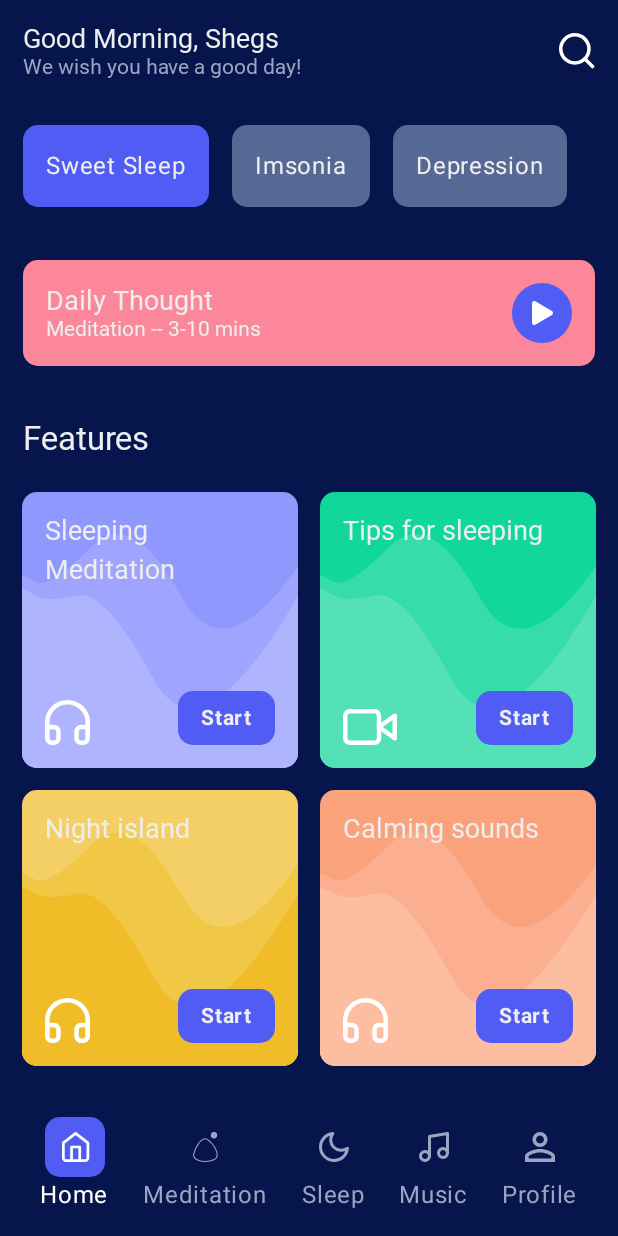
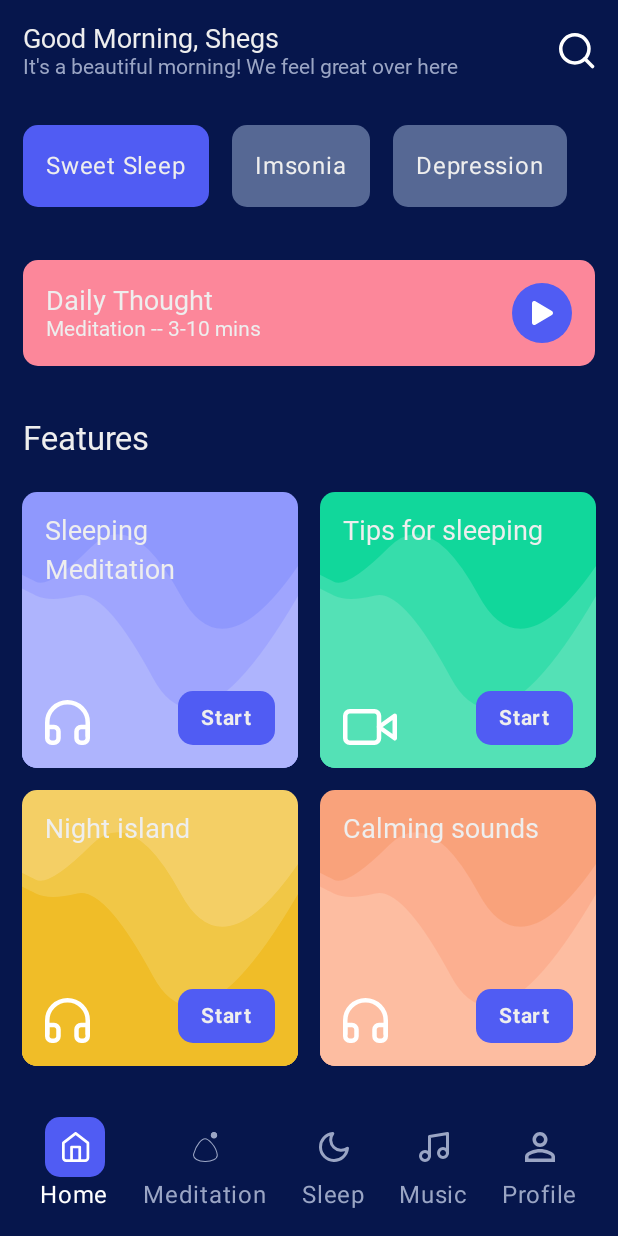
Before and after one commit to shegsbass/MedUp-Compose-UI, an Android app built with Jetpack Compose: the composable HomeScreen shown on its own in the app's theme, on a phone screen of 412 x 824 dp. Run offline under Robolectric (Android 15) with nearby library versions, the phone set to English and light mode, and no system bars; Roboto replaces fonts that are not available here.

Commit message:
Random compliment text added

```diff
--- a/app/src/main/java/com/shegs/medupcomposeui/GreetingFunction.kt
+++ b/app/src/main/java/com/shegs/medupcomposeui/GreetingFunction.kt
@@ -3,15 +3,39 @@ package com.shegs.medupcomposeui
 import java.util.Calendar
 
 class GreetingFunction {
+    val calendar = Calendar.getInstance()
+    val hourOfDay = calendar.get(Calendar.HOUR_OF_DAY)
 
     fun getGreetingText(): String{
-        val calendar = Calendar.getInstance()
-        val hourOfDay = calendar.get(Calendar.HOUR_OF_DAY)
-
         return when (hourOfDay){
             in 0..11 -> "Good Morning"
             in 12..17 -> "Good Afternoon"
             else -> "Good Evening"
         }
     }
+
+    fun getComplimentText(): String {
+        val morningCompliments = listOf(
+            "We hope you are doing great this morning!",
+            "Rise and shine!",
+            "It's a beautiful morning! We feel great over here"
+        )
+
+        val afternoonCompliments = listOf(
+            "It's a sunny after here!",
+            "Enjoy your afternoon!",
+            "Hope you're having a great day!"
+        )
+
+        val eveningCompliments = listOf(
+            "Is there a sunset at your end?",
+            "Wishing you a peaceful evening!",
+            "Time to relax and unwind!"
+        )
+        return when (hourOfDay){
+            in 0..11 -> morningCompliments.random()
+            in 12..17 -> afternoonCompliments.random()
+            else -> eveningCompliments.random()
+        }
+    }
 }
--- a/app/src/main/java/com/shegs/medupcomposeui/ui/HomeScreen.kt
+++ b/app/src/main/java/com/shegs/medupcomposeui/ui/HomeScreen.kt
@@ -76,7 +76,7 @@ fun HomeScreen(){
             .background(DeepBlue)
     ){
         Column {
-            GreetingSection(greet = GreetingFunction())
+            GreetingSection(greet = GreetingFunction(), compliment = GreetingFunction())
             ChipSection(chips = listOf("Sweet Sleep", "Imsonia", "Depression"))
             CurrentVideoSection()
             FeatureSection(features = listOf(
@@ -124,14 +124,16 @@ fun HomeScreen(){
 fun GreetingSection(
     name: String = "Shegs",
     greet: GreetingFunction,
-
+    compliment: GreetingFunction,
 ){
 
-    var greeting by remember { mutableStateOf("Good Morning") }
+    var greetingText by remember { mutableStateOf("Good Morning") }
+    var complimentText by remember { mutableStateOf("We wish you have a good day!") }
 
     LaunchedEffect(true){
+        complimentText = compliment.getComplimentText()
         while (true){
-            greeting = greet.getGreetingText()
+            greetingText = greet.getGreetingText()
             delay(60000)
         }
     }
@@ -147,11 +149,11 @@ fun GreetingSection(
             verticalArrangement = Arrangement.Center
         ) {
             Text(
-                text = "$greeting, $name",
+                text = "$greetingText, $name",
                 style = MaterialTheme.typography.headlineSmall
             )
             Text(
-                text = "We wish you have a good day!",
+                text = "$complimentText",
                 style = MaterialTheme.typography.bodyMedium
             )
         }
```
